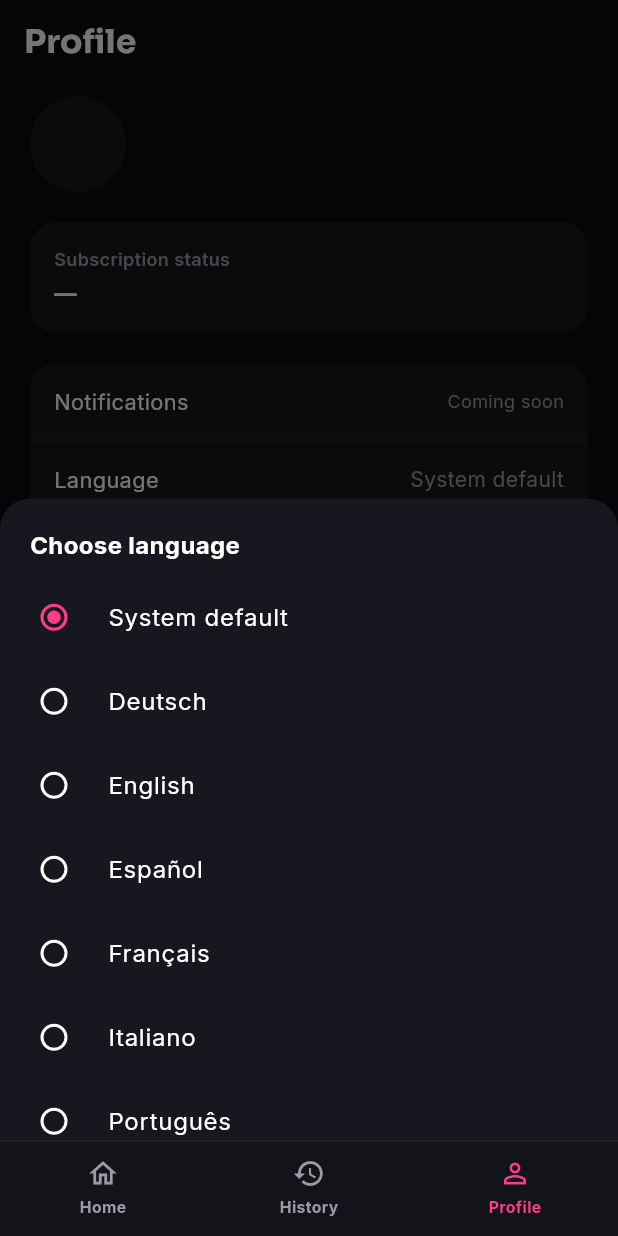
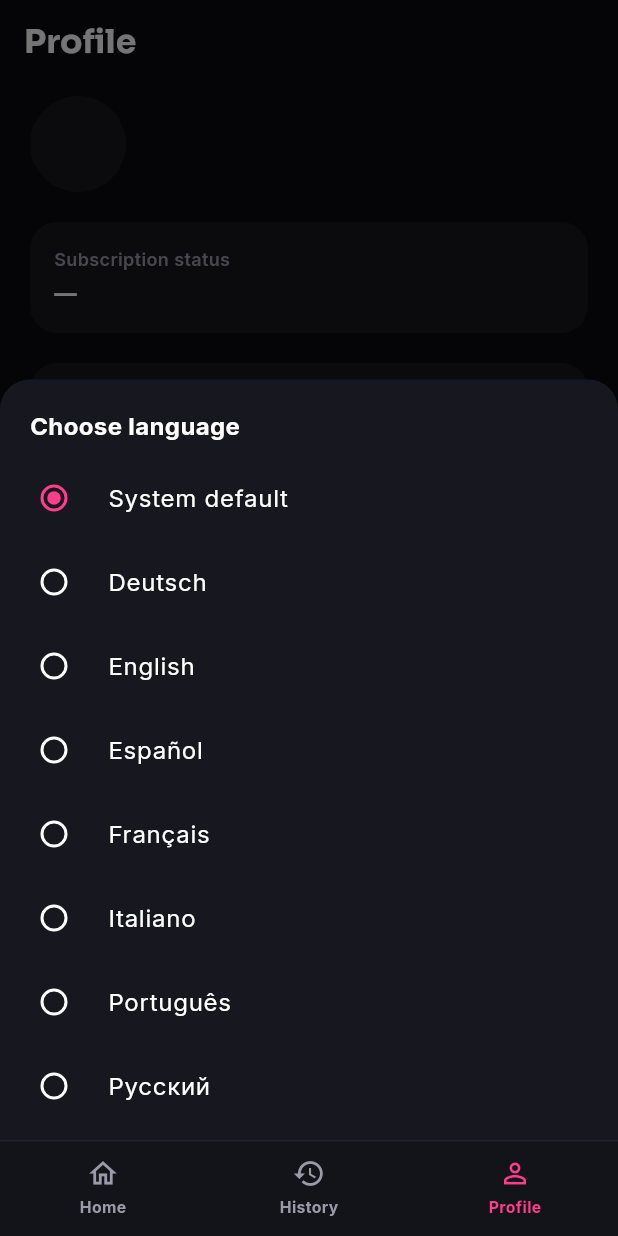
Before and after one commit to kgrigoryan0220/trendylook, a Flutter app: the ProfileScreen screen opened by its route, after a tap on "Language", on a phone screen of 412 x 824 dp. Run offline on Flutter 3.47's test engine with Material 3 defaults, Android fonts, the phone set to English and light mode, and no system bars; our stand-ins replace app_links, camera, connectivity_plus, flutter_animate, flutter_image_compress, flutter_riverpod and 12 more; missing offline and left inert: posthog_flutter, purchases_flutter; accounts and stored records are empty; network calls fail.

Commit message:
Fix language picker bottom sheet overflow
The 8-row locale list plus title overflowed the bottom sheet's fixed
height on smaller screens. Make the sheet scroll-controlled and cap its
height so the list scrolls instead of overflowing.

```diff
--- a/lib/features/profile/presentation/profile_screen.dart
+++ b/lib/features/profile/presentation/profile_screen.dart
@@ -135,19 +135,24 @@ Future<void> _showLanguagePicker(BuildContext context, WidgetRef ref) async {
   await showModalBottomSheet<void>(
     context: context,
     backgroundColor: AppColors.surface,
+    isScrollControlled: true,
     shape: const RoundedRectangleBorder(
       borderRadius: BorderRadius.vertical(top: Radius.circular(20)),
     ),
     builder: (sheetContext) {
       return SafeArea(
+        child: ConstrainedBox(
+          constraints: BoxConstraints(
+            maxHeight: MediaQuery.of(sheetContext).size.height * 0.8,
+          ),
           child: RadioGroup<Locale?>(
             groupValue: current,
             onChanged: (value) {
               ref.read(localeControllerProvider.notifier).setLocale(value);
               Navigator.of(sheetContext).pop();
             },
-          child: Column(
-            mainAxisSize: MainAxisSize.min,
+            child: ListView(
+              shrinkWrap: true,
               children: [
                 Padding(
                   padding: const EdgeInsets.fromLTRB(20, 20, 20, 8),
@@ -172,6 +177,7 @@ Future<void> _showLanguagePicker(BuildContext context, WidgetRef ref) async {
                   ),
                 const SizedBox(height: 8),
               ],
+            ),
           ),
         ),
       );
```
Lines whose indentation alone changed are shown as unchanged.
